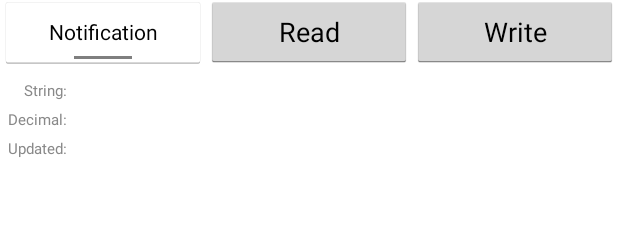
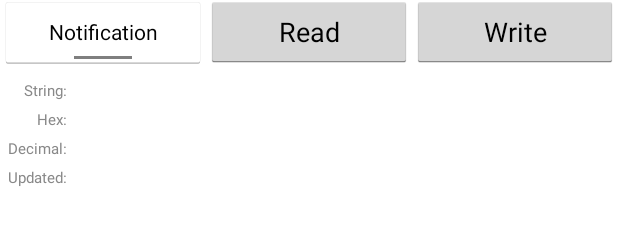
Before and after one commit to kiah2008/mstyle, an Android app: the layout fragment_device_config.xml on its own in the app's theme, with its tools: preview values and no code run, on a phone screen of 412 x 824 dp. Shown: the part 406-631 px from the top of the screen. Run offline under Robolectric (Android 15) with nearby library versions, the phone set to English and light mode, and no system bars.

```diff
--- a/app/src/main/java/com/kai/mstyle/blegatt/DeviceControlActivity.java
+++ b/app/src/main/java/com/kai/mstyle/blegatt/DeviceControlActivity.java
@@ -171,6 +171,7 @@ public class DeviceControlActivity extends Activity implements
         @Override
         public void onReceive(Context context, Intent intent) {
             final String action = intent.getAction();
+            Log.d(TAG, "onReceive " + action);
             if (BluetoothLeService.ACTION_GATT_CONNECTED.equals(action)) {
                 updateConnectionState(CONNECT_STAT.STAT_CONNECTED);
                 readDeviceRssi(true);
@@ -205,6 +206,7 @@ public class DeviceControlActivity extends Activity implements
         intentFilter.addAction(BluetoothLeService.ACTION_GATT_DISCONNECTED);
         intentFilter.addAction(BluetoothLeService.ACTION_GATT_SERVICES_DISCOVERED);
         intentFilter.addAction(BluetoothLeService.ACTION_RSSI_AVAILABLE);
+        intentFilter.addAction(BluetoothLeService.ACTION_DATA_AVAILABLE);
         return intentFilter;
     }
 
--- a/app/src/main/res/layout/fragment_device_config.xml
+++ b/app/src/main/res/layout/fragment_device_config.xml
@@ -235,6 +235,7 @@
             android:layout_height="wrap_content"
             android:layout_margin="4dip"
             android:cursorVisible="true"
+            android:textAllCaps="true"
             android:ems="10">
 
             <requestFocus/>
@@ -301,18 +302,39 @@
             </TableRow>
 
             <TableRow
-                android:id="@+id/tableRow10"
                 android:layout_width="wrap_content"
                 android:layout_height="wrap_content">
 
                 <TextView
-                    android:id="@+id/textView11"
+                    android:layout_width="wrap_content"
+                    android:layout_height="wrap_content"
+                    android:layout_gravity="right|center_vertical"
+                    android:text="Hex:"
+                    android:textColor="#888"
+                    android:textSize="10sp"/>
+
+
+                <TextView
+                    android:id="@+id/details_hex_value"
+                    android:layout_width="fill_parent"
+                    android:layout_height="wrap_content"
+                    android:layout_marginLeft="5dp"
+                    android:layout_weight="10"/>
+
+            </TableRow>
+
+            <TableRow
+                android:layout_width="wrap_content"
+                android:layout_height="wrap_content">
+
+                <TextView
                     android:layout_width="wrap_content"
                     android:layout_height="wrap_content"
                     android:layout_gravity="right|center_vertical"
                     android:text="Decimal:"
                     android:textColor="#888"
                     android:textSize="10sp"/>
+
 
                 <TextView
                     android:id="@+id/char_details_decimal_value"
```
Also changed, not shown: app/src/main/java/com/kai/mstyle/blegatt/BluetoothLeService.java (+17 -6 lines), app/src/main/java/com/kai/mstyle/blegatt/BtUtils.java (+22 -1 lines), app/src/main/java/com/kai/mstyle/blegatt/fragment/DeviceConfigFragment.java (+96 -12 lines), 1 other file.
